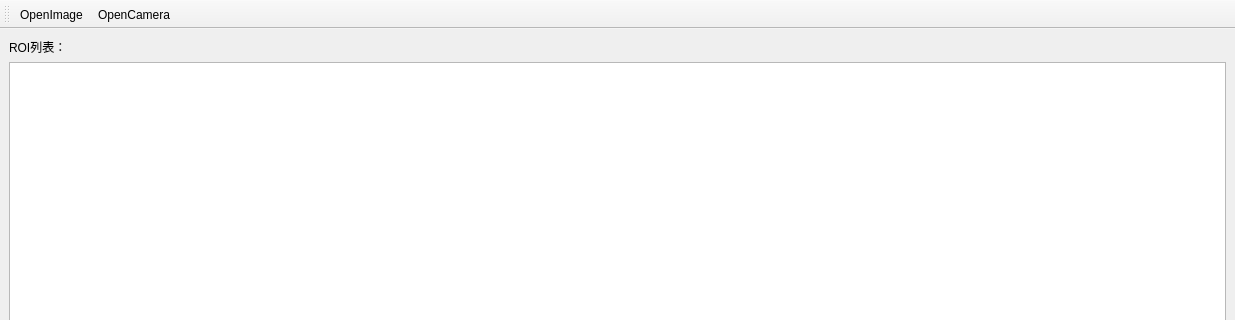
Above: PyQtGraph/form.ui from 102757017/practise-pyqt5 before the change; both pictures show x 0 to 1235 and y 0 to 320 of the 1235 by 779 pixel window. Below: the same form after it.
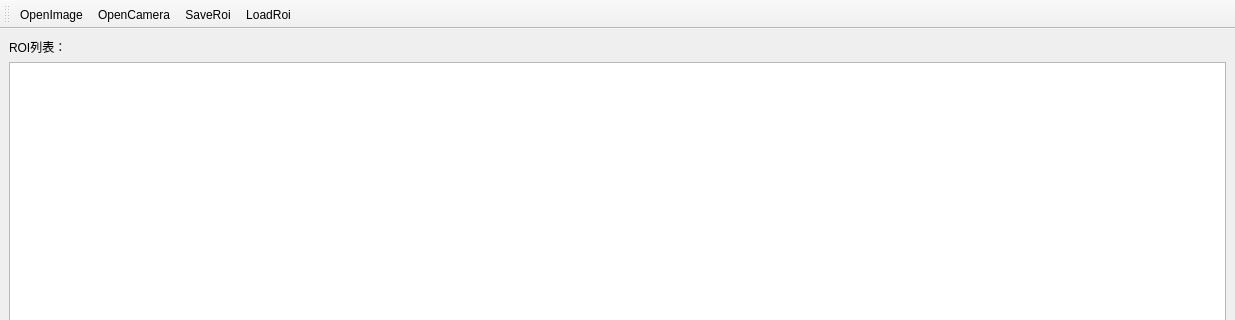
That is the form after the change.

Commit message: 加入ROI保存及加载的功能

Patch:
```diff
--- a/PyQtGraph/form.ui
+++ b/PyQtGraph/form.ui
@@ -75,6 +75,8 @@
    </attribute>
    <addaction name="actionOpenImage"/>
    <addaction name="actionOpenCamera"/>
+   <addaction name="actionSaveRoi"/>
+   <addaction name="actionLoadRoi"/>
   </widget>
   <action name="actionOpenImage">
    <property name="text">
@@ -86,6 +88,22 @@
     <string>OpenCamera</string>
    </property>
   </action>
+  <action name="actionSaveRoi">
+   <property name="text">
+    <string>SaveRoi</string>
+   </property>
+   <property name="toolTip">
+    <string>保存ROI</string>
+   </property>
+  </action>
+  <action name="actionLoadRoi">
+   <property name="text">
+    <string>LoadRoi</string>
+   </property>
+   <property name="toolTip">
+    <string>加载ROI</string>
+   </property>
+  </action>
  </widget>
  <resources/>
  <connections/>
```
The commit also changes 2 other files.
